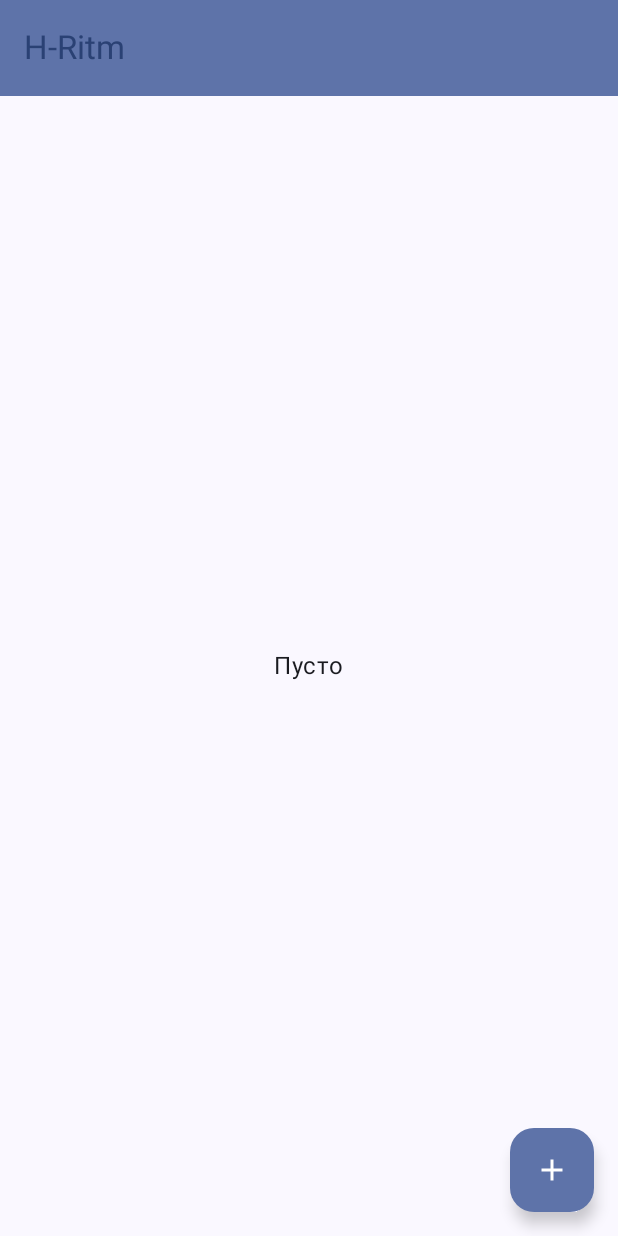
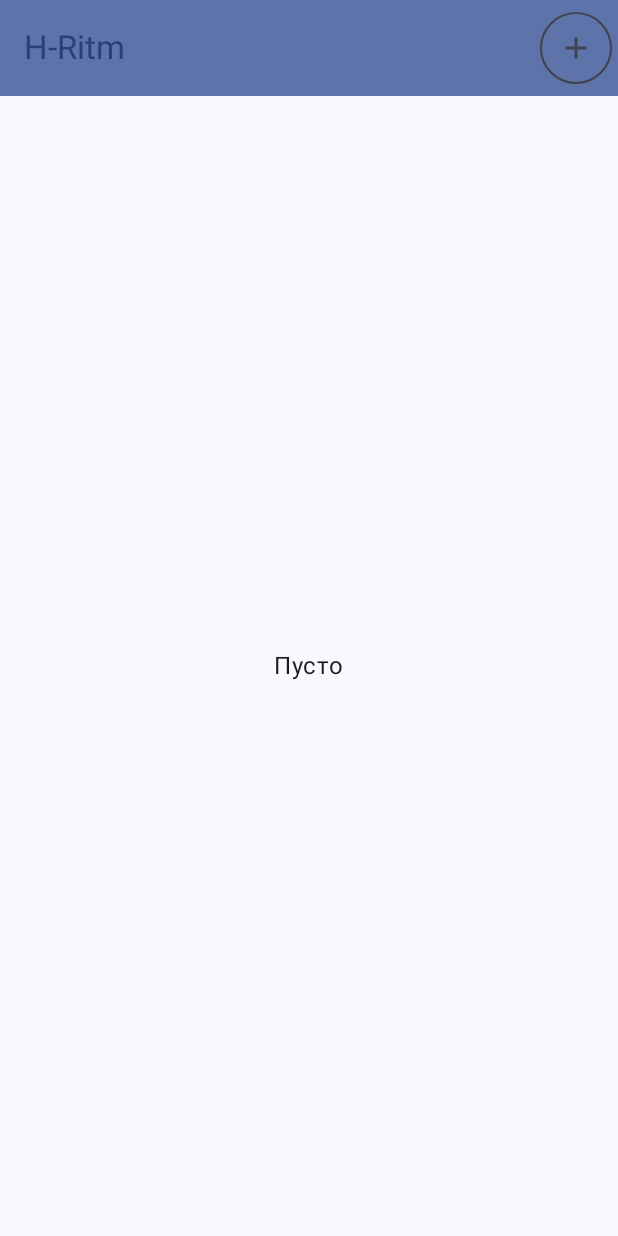
Before and after one commit to S1aks/H-Ritm, an Android app built with Jetpack Compose: the screen it shows after launch (MainActivity), on a phone screen of 412 x 824 dp. Run offline under Robolectric (Android 15) with nearby library versions, the phone set to English and light mode, and no system bars; our stand-ins replace Room's generated code.

Commit message:
Upgrade screens. Update appbar. Update navigation

```diff
--- /dev/null
+++ b/app/src/main/java/com/s1aks/h_ritm/ui/elements/AppBar.kt
@@ -0,0 +1,40 @@
+package com.s1aks.h_ritm.ui.elements
+
+import androidx.compose.foundation.layout.RowScope
+import androidx.compose.material.icons.Icons
+import androidx.compose.material.icons.filled.Menu
+import androidx.compose.material3.ExperimentalMaterial3Api
+import androidx.compose.material3.Icon
+import androidx.compose.material3.IconButton
+import androidx.compose.material3.MaterialTheme
+import androidx.compose.material3.TopAppBar
+import androidx.compose.material3.TopAppBarDefaults
+import androidx.compose.runtime.Composable
+
+@OptIn(ExperimentalMaterial3Api::class)
+@Composable
+fun AppBar(
+    title: @Composable () -> Unit = {},
+    navigationIconVisible: Boolean = false,
+    onNavigationIconClick: () -> Unit = {},
+    actions: @Composable RowScope.() -> Unit = {}
+) {
+    TopAppBar(
+        colors = TopAppBarDefaults.topAppBarColors(
+            containerColor = MaterialTheme.colorScheme.primaryContainer,
+            titleContentColor = MaterialTheme.colorScheme.primary,
+        ),
+        title = { title.invoke() },
+        navigationIcon = {
+            if (navigationIconVisible) {
+                IconButton(onClick = onNavigationIconClick) {
+                    Icon(
+                        imageVector = Icons.Default.Menu,
+                        contentDescription = "Боковое меню"
+                    )
+                }
+            }
+        },
+        actions = actions
+    )
+}
--- a/app/src/main/java/com/s1aks/h_ritm/ui/screens/MainScreen.kt
+++ b/app/src/main/java/com/s1aks/h_ritm/ui/screens/MainScreen.kt
@@ -3,52 +3,35 @@ package com.s1aks.h_ritm.ui.screens
 import android.os.Build
 import androidx.annotation.RequiresApi
 import androidx.compose.foundation.layout.Box
+import androidx.compose.foundation.layout.RowScope
 import androidx.compose.foundation.layout.fillMaxSize
 import androidx.compose.foundation.layout.padding
-import androidx.compose.material.icons.Icons
-import androidx.compose.material.icons.filled.Add
-import androidx.compose.material3.ExperimentalMaterial3Api
-import androidx.compose.material3.FloatingActionButton
-import androidx.compose.material3.Icon
-import androidx.compose.material3.MaterialTheme
 import androidx.compose.material3.Scaffold
 import androidx.compose.material3.Text
-import androidx.compose.material3.TopAppBar
-import androidx.compose.material3.TopAppBarDefaults
 import androidx.compose.runtime.Composable
+import androidx.compose.runtime.getValue
+import androidx.compose.runtime.mutableStateOf
+import androidx.compose.runtime.remember
+import androidx.compose.runtime.setValue
 import androidx.compose.ui.Alignment
-import androidx.compose.ui.ExperimentalComposeUiApi
 import androidx.compose.ui.Modifier
 import androidx.compose.ui.tooling.preview.Preview
 import androidx.lifecycle.viewmodel.compose.viewModel
 import androidx.navigation.compose.NavHost
 import androidx.navigation.compose.rememberNavController
+import com.s1aks.h_ritm.ui.elements.AppBar
 import com.s1aks.h_ritm.ui.screens.datalist.DataListViewModel
 
 @RequiresApi(Build.VERSION_CODES.O)
-@OptIn(ExperimentalMaterial3Api::class, ExperimentalComposeUiApi::class)
 @Preview(showBackground = true)
 @Composable
 fun MainScreen(dataListViewModel: DataListViewModel = viewModel()) {
+    val navController = rememberNavController()
+    var screenState by remember { mutableStateOf(MainScreenState()) }
     Scaffold(
         modifier = Modifier.fillMaxSize(),
         topBar = {
-            TopAppBar(
-                colors = TopAppBarDefaults.topAppBarColors(
-                    containerColor = MaterialTheme.colorScheme.primaryContainer,
-                    titleContentColor = MaterialTheme.colorScheme.primary,
-                ),
-                title = { Text("H-Ritm") }
-            )
-        },
-        floatingActionButton = {
-            FloatingActionButton(
-                onClick = {
-                    // TODO: FAB onClick
-                }
-            ) {
-                Icon(Icons.Filled.Add, contentDescription = "")
-            }
+            AppBar(title = screenState.title) { screenState.actions?.invoke(this) }
         }
     ) { paddingValues ->
         Box(
@@ -57,14 +40,18 @@ fun MainScreen(dataListViewModel: DataListViewModel = viewModel()) {
                 .fillMaxSize(),
             contentAlignment = Alignment.Center
         ) {
-            val navController = rememberNavController()
             NavHost(
                 navController = navController,
                 startDestination = Screen.DataList.route,
                 route = NavRoutes.MainRoute.name
             ) {
-                mainGraph(navController)
+                mainGraph(navController) { screenState = it }
             }
         }
     }
 }
+
+data class MainScreenState(
+    val title: @Composable () -> Unit = { Text("") },
+    val actions: (@Composable RowScope.() -> Unit)? = null
+)
--- a/app/src/main/java/com/s1aks/h_ritm/ui/screens/NavGraph.kt
+++ b/app/src/main/java/com/s1aks/h_ritm/ui/screens/NavGraph.kt
@@ -41,12 +41,13 @@ fun NavController.clearAndNavigate(route: String) {
 
 @RequiresApi(Build.VERSION_CODES.O)
 fun NavGraphBuilder.mainGraph(
-    navController: NavHostController
+    navController: NavHostController,
+    onComposing: (MainScreenState) -> Unit
 ) {
     composable(Screen.DataList.route) {
-        DataListScreen(navController = navController)
+        DataListScreen(navController = navController, onComposing = onComposing)
     }
     idComposable(Screen.DataEdit().route) { id ->
-        DataEditScreen(navController = navController, id = id)
+        DataEditScreen(navController = navController, onComposing = onComposing, id = id)
     }
 }
--- a/app/src/main/java/com/s1aks/h_ritm/ui/screens/datalist/DataListScreen.kt
+++ b/app/src/main/java/com/s1aks/h_ritm/ui/screens/datalist/DataListScreen.kt
@@ -20,7 +20,9 @@ import androidx.compose.ui.tooling.preview.Preview
 import androidx.lifecycle.viewmodel.compose.viewModel
 import androidx.navigation.NavController
 import com.s1aks.h_ritm.data.entities.HeartData
+import com.s1aks.h_ritm.ui.elements.AddIconButton
 import com.s1aks.h_ritm.ui.elements.ContextMenuItem
+import com.s1aks.h_ritm.ui.screens.MainScreenState
 import com.s1aks.h_ritm.ui.screens.Screen
 import com.s1aks.h_ritm.utils.getDate
 import com.s1aks.h_ritm.utils.preview_list
@@ -29,11 +31,9 @@ import com.s1aks.h_ritm.utils.preview_list
 @Composable
 fun DataListScreen(
     navController: NavController,
+    onComposing: (MainScreenState) -> Unit,
     viewModel: DataListViewModel = viewModel()
 ) {
-    LaunchedEffect(Unit) {
-        viewModel.getAllData()
-    }
     val screenState: DataListScreenState by remember {
         mutableStateOf(DataListScreenState(
             data = listOf(),
@@ -48,6 +48,19 @@ fun DataListScreen(
         ))
     }
     val dataList by viewModel.data.collectAsState()
+    LaunchedEffect(Unit) {
+        onComposing(
+            MainScreenState(
+                title = { Text("H-Ritm") },
+                actions = {
+                    AddIconButton {
+                        navController.navigate(Screen.DataEdit("0").route)
+                    }
+                }
+            )
+        )
+        viewModel.getAllData()
+    }
     if (dataList.isNotEmpty()) {
         DataList(state = screenState.copy(data = dataList))
     } else {
--- a/app/src/main/java/com/s1aks/h_ritm/ui/theme/Color.kt
+++ b/app/src/main/java/com/s1aks/h_ritm/ui/theme/Color.kt
@@ -9,3 +9,5 @@ val Pink80 = Color(0xFFEFB8C8)
 val Purple40 = Color(0xFF6650a4)
 val PurpleGrey40 = Color(0xFF625b71)
 val Pink40 = Color(0xFF7D5260)
+
+val ErrorColor = Color(0xFFB4392F)
--- a/app/src/main/java/com/s1aks/h_ritm/ui/theme/Theme.kt
+++ b/app/src/main/java/com/s1aks/h_ritm/ui/theme/Theme.kt
@@ -13,13 +13,15 @@ import androidx.compose.ui.platform.LocalContext
 private val DarkColorScheme = darkColorScheme(
     primary = Purple80,
     secondary = PurpleGrey80,
-    tertiary = Pink80
+    tertiary = Pink80,
+    error = ErrorColor
 )
 
 private val LightColorScheme = lightColorScheme(
     primary = Purple40,
     secondary = PurpleGrey40,
-    tertiary = Pink40
+    tertiary = Pink40,
+    error = ErrorColor
 
     /* Other default colors to override
     background = Color(0xFFFFFBFE),
```
Also changed, not shown: app/src/main/java/com/s1aks/h_ritm/ui/elements/Buttons.kt (added, +93 -0 lines), app/src/main/java/com/s1aks/h_ritm/ui/screens/dataedit/DataEditScreen.kt (+55 -38 lines).
